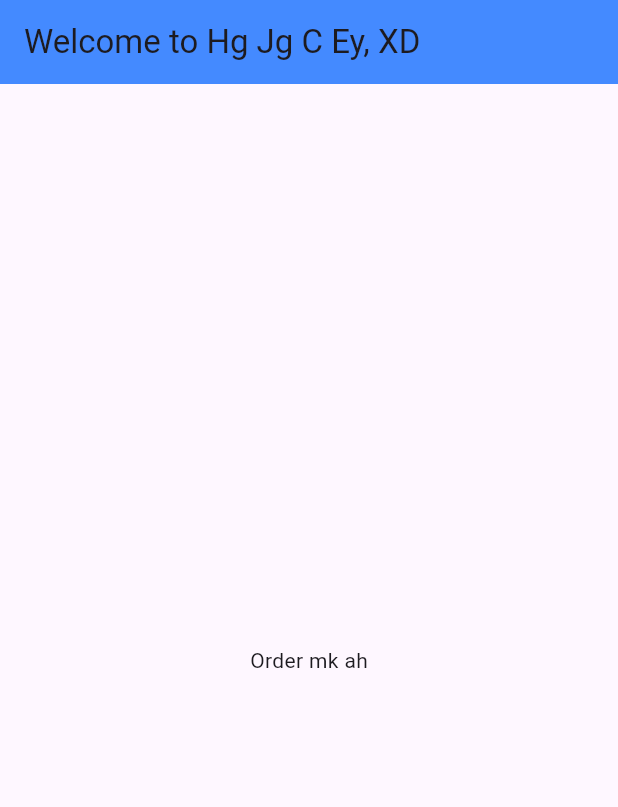
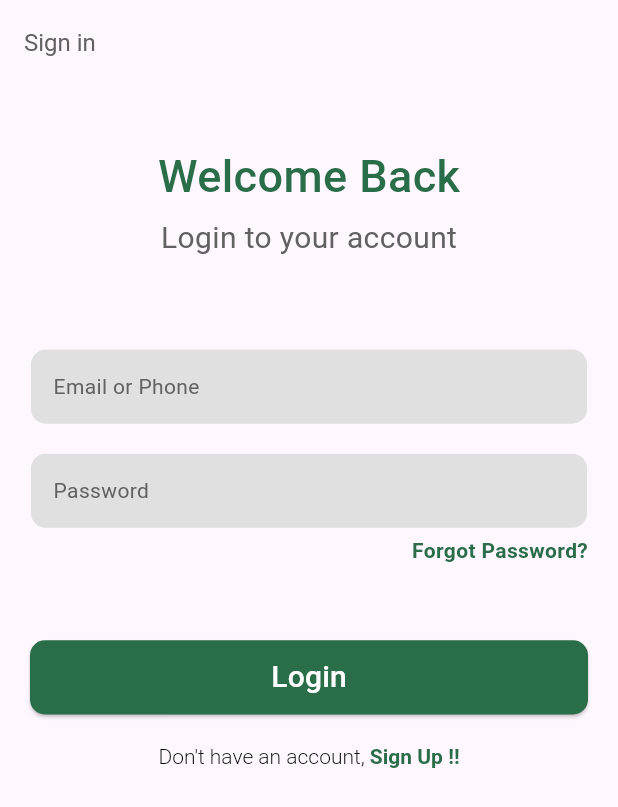
Before and after one commit to SathiaPang/project_fd, a Flutter app: the screen it shows after launch, on a phone screen of 412 x 824 dp. Shown: the top 807 px of the screen. Run offline on Flutter 3.47's test engine with Material 3 defaults, Android fonts, the phone set to English and light mode, and no system bars; our stand-ins replace get.

Commit message:
Done on screen login and register

```diff
--- /dev/null
+++ b/lib/constants.dart
@@ -0,0 +1,12 @@
+import 'package:flutter/material.dart';
+
+const green = Color.fromRGBO(41, 110, 72, 1);
+const greenAccent = Color(0xffE8F8EF);
+const black = Colors.black;
+const white = Colors.white;
+const textColor = Color(0xff616161);
+var borderfield = Colors.grey.shade300;
+const textfieldcolor = Color.fromARGB(255, 233, 231, 231);
+const red = Colors.red;
+const yellow = Colors.yellow;
+const boxcolor = Color.fromARGB(255, 243, 242, 242);
--- a/lib/main.dart
+++ b/lib/main.dart
@@ -1,6 +1,6 @@
 import 'package:flutter/material.dart';
-import 'package:project_fd/views/Homescreen.dart';
 import 'package:get/get.dart';
+import 'package:project_fd/views/Loginscreen.dart';
 
 void main() {
   runApp(const MyApp());
@@ -13,7 +13,7 @@ class MyApp extends StatelessWidget {
   Widget build(BuildContext context) {
     return GetMaterialApp(
       debugShowCheckedModeBanner: false,
-      home: HomeScreen(),
+      home: LoginScreen(),
     );
   }
 }
--- /dev/null
+++ b/lib/views/Loginscreen.dart
@@ -0,0 +1,144 @@
+import 'package:flutter/gestures.dart';
+import 'package:flutter/material.dart';
+import 'package:get/get.dart';
+import 'package:project_fd/constants.dart';
+import 'package:project_fd/views/Registerscreen.dart';
+
+class LoginScreen extends StatefulWidget {
+  const LoginScreen({super.key});
+
+  @override
+  State<LoginScreen> createState() => _LoginScreenState();
+}
+
+class _LoginScreenState extends State<LoginScreen> {
+  void OnSignInTapped() {
+    Get.to(RegisterScreen());
+  }
+
+  @override
+  Widget build(BuildContext context) {
+    return Scaffold(
+      appBar: AppBar(
+        title: Text(
+          "Sign in",
+          style: TextStyle(fontSize: 16, color: textColor),
+        ),
+      ),
+      body: Center(
+        child: Padding(
+          padding: EdgeInsets.symmetric(horizontal: 20),
+          child: Column(
+            crossAxisAlignment: CrossAxisAlignment.center,
+            children: [
+              SizedBox(height: 40),
+              Text(
+                "Welcome Back",
+                style: TextStyle(
+                    fontSize: 30, color: green, fontWeight: FontWeight.w500),
+              ),
+              SizedBox(height: 5),
+              Text(
+                "Login to your account",
+                style: TextStyle(
+                    fontSize: 20,
+                    color: textColor,
+                    fontWeight: FontWeight.w400),
+              ),
+              SizedBox(height: 60),
+              textfield("Email or Phone"),
+              SizedBox(height: 20),
+              textfield("Password"),
+              SizedBox(height: 5),
+              Forgot_password(),
+              SizedBox(height: 50),
+              Button(),
+              SizedBox(height: 20),
+              RichText(
+                text: TextSpan(
+                  style: TextStyle(fontWeight: FontWeight.w300),
+                  children: <TextSpan>[
+                    TextSpan(
+                      text: "Don't have an account, ",
+                      style: TextStyle(color: Colors.black),
+                    ),
+                    TextSpan(
+                        text: "Sign Up !!",
+                        style: TextStyle(
+                            fontWeight: FontWeight.bold, color: green),
+                        recognizer: TapGestureRecognizer()
+                          ..onTap = OnSignInTapped),
+                  ],
+                ),
+              ),
+            ],
+          ),
+        ),
+      ),
+    );
+  }
+
+  Container textfield(String text) {
+    return Container(
+      alignment: Alignment.centerLeft,
+      padding: EdgeInsets.symmetric(horizontal: 15),
+      height: Get.height * 0.06,
+      width: Get.width * 0.9,
+      child: Text(
+        text,
+        style: TextStyle(color: textColor),
+      ),
+      decoration: BoxDecoration(
+        color: borderfield,
+        borderRadius: BorderRadius.circular(10),
+      ),
+    );
+  }
+}
+
+class Button extends StatelessWidget {
+  const Button({
+    super.key,
+  });
+
+  @override
+  Widget build(BuildContext context) {
+    return ElevatedButton(
+      style: ElevatedButton.styleFrom(
+        backgroundColor: green,
+        shape: RoundedRectangleBorder(
+          borderRadius: BorderRadius.circular(10),
+        ),
+      ),
+      onPressed: () {
+        print("Hello there");
+      },
+      child: Container(
+        height: Get.height * 0.06,
+        child: Center(
+          child: Text(
+            "Login",
+            style: TextStyle(color: white, fontSize: 20),
+          ),
+        ),
+      ),
+    );
+  }
+}
+
+class Forgot_password extends StatelessWidget {
+  const Forgot_password({
+    super.key,
+  });
+  @override
+  Widget build(BuildContext context) {
+    return Container(
+      width: Get.width * 1,
+      alignment: Alignment.centerRight,
+      child: Text(
+        "Forgot Password?",
+        style: TextStyle(color: green, fontWeight: FontWeight.w700),
+      ),
+    );
+  }
+}
```
Also changed, not shown: lib/views/Registerscreen.dart (added, +177 -0 lines).
